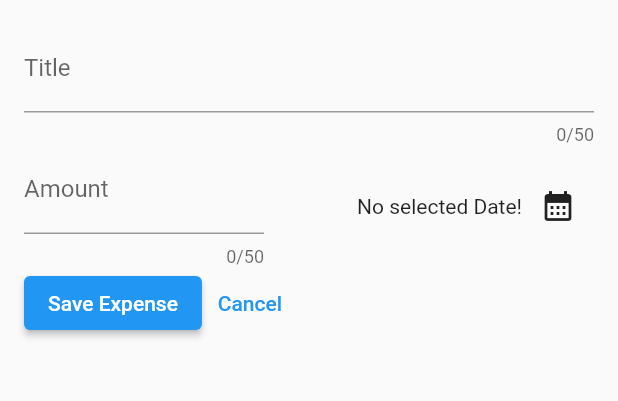
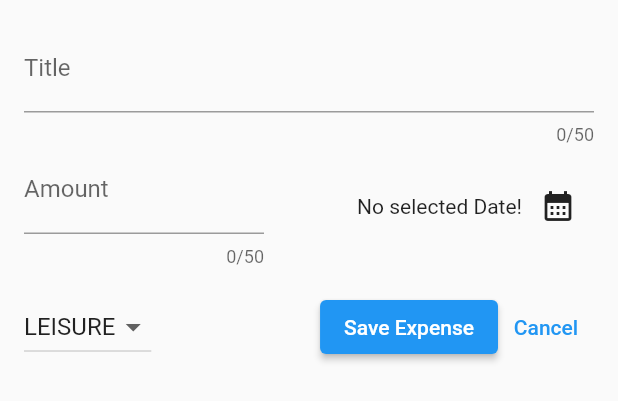
Before and after one commit to omarzouaoui1/Expense-Tracker-App, a Flutter app: the NewExpense widget shown alone on an empty page, opened directly, on a phone screen of 412 x 824 dp. Shown: the top 401 px of the screen. Run offline on Flutter 3.47's test engine with Material 2 defaults, Android fonts, the phone set to English and light mode, and no system bars.

Commit message:
DropDownButton for the categories

```diff
--- a/expense_tracker_app/lib/widgets/new_expense.dart
+++ b/expense_tracker_app/lib/widgets/new_expense.dart
@@ -12,6 +12,7 @@ class _NewExpenseState extends State<NewExpense> {
   final _titleController = TextEditingController();
   final _amountController = TextEditingController();
   DateTime? _selectedDate;
+  Category _selectedCatergory = Category.leisure;
 
   void _presentDatePicker() async {
     final now = DateTime.now();
@@ -85,8 +86,33 @@ class _NewExpenseState extends State<NewExpense> {
               )),
             ],
           ),
+          const SizedBox(
+            height: 16,
+          ),
           Row(
             children: [
+              DropdownButton(
+                value: _selectedCatergory,
+                items: Category.values
+                    .map(
+                      (c) => DropdownMenuItem(
+                        value: c,
+                        child: Text(
+                          c.name.toUpperCase(),
+                        ),
+                      ),
+                    )
+                    .toList(),
+                onChanged: (value) {
+                  if (value == null) {
+                    return;
+                  }
+                  setState(() {
+                    _selectedCatergory = value;
+                  });
+                },
+              ),
+              const Spacer(),
               ElevatedButton(
                 onPressed: () {
                   print(_titleController.text);
```
